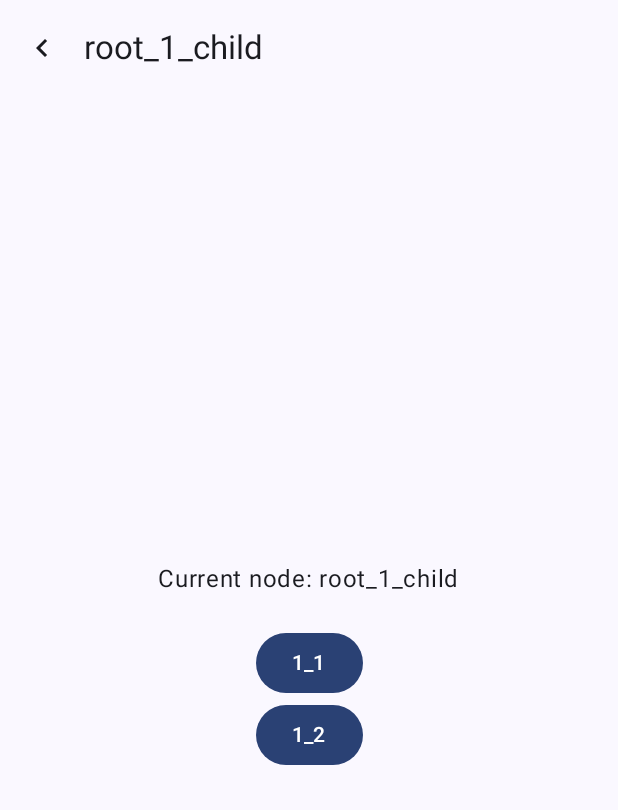
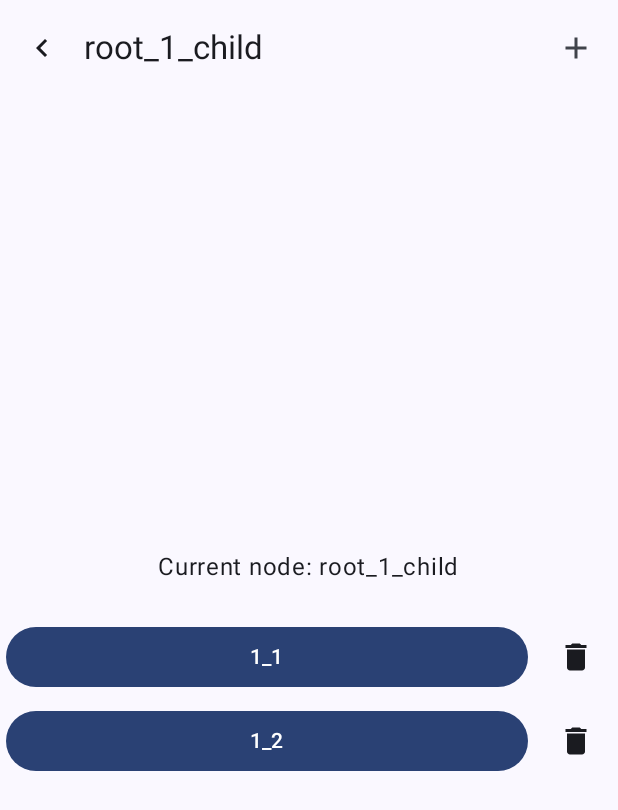
Before and after one commit to Yur4Arkhipov/DeNetTask, an Android app built with Jetpack Compose: the screen it shows after launch (MainActivity), after a tap on "root_1_child", on a phone screen of 412 x 824 dp. Shown: the top 810 px of the screen. Run offline under Robolectric (Android 15) with nearby library versions, the phone set to English and light mode, and no system bars.

Commit message:
[new-develop] logic for add and delete nodes

```diff
--- a/app/build.gradle.kts
+++ b/app/build.gradle.kts
@@ -3,6 +3,7 @@ plugins {
     alias(libs.plugins.kotlin.android)
     alias(libs.plugins.kotlin.compose)
     id("kotlinx-serialization")
+    id("com.google.devtools.ksp")
 }
 
 android {
@@ -52,6 +53,8 @@ dependencies {
     implementation(libs.androidx.material3)
     implementation(libs.androidx.navigation.compose)
     implementation(libs.kotlinx.serialization.json)
+    implementation("androidx.room:room-runtime:2.7.1")
+    ksp("androidx.room:room-compiler:2.7.1")
 
     testImplementation(libs.junit)
     androidTestImplementation(libs.androidx.junit)
--- a/app/src/main/java/com/example/danettask/MainActivity.kt
+++ b/app/src/main/java/com/example/danettask/MainActivity.kt
@@ -13,9 +13,7 @@ class MainActivity : ComponentActivity() {
         enableEdgeToEdge()
         setContent {
             DaNetTaskTheme {
-//                Scaffold(modifier = Modifier.fillMaxSize()) { innerPadding ->
                 Navigation()
-//                }
             }
         }
     }
--- a/app/src/main/java/com/example/danettask/data/TreeNode.kt
+++ b/app/src/main/java/com/example/danettask/data/TreeNode.kt
@@ -17,4 +17,9 @@ class TreeNode<T>(
         child.parent = this
         _children.add(child)
     }
+
+    fun removeChild(child: TreeNode<T>): Boolean {
+        child.parent = null
+        return _children.remove(child)
+    }
 }
--- a/app/src/main/java/com/example/danettask/ui/Navigation.kt
+++ b/app/src/main/java/com/example/danettask/ui/Navigation.kt
@@ -7,11 +7,11 @@ import androidx.navigation.compose.rememberNavController
 
 @Composable
 fun Navigation() {
-    val navController = rememberNavController()
+    val navHostController = rememberNavController()
 
     NavHost(
-        navController = navController,
-        startDestination = Routes.Tree(),
+        navController = navHostController,
+        startDestination = Routes.Tree("root"),
     ) {
         composable<Routes.Tree> { backStackEntry ->
             val nodePath = backStackEntry.arguments?.getString("nodePath") ?: "root"
@@ -19,13 +19,12 @@ fun Navigation() {
             TreeScreen(
                 nodePath = nodePath,
                 onNavigateToChild = { newPath ->
-                    navController.navigate(Routes.Tree(newPath))
+                    navHostController.navigate(Routes.Tree(newPath))
                 },
                 onBack = {
-                    navController.popBackStack()
+                    navHostController.popBackStack()
                 }
             )
         }
-
     }
 }
--- a/app/src/main/java/com/example/danettask/ui/TreeScreen.kt
+++ b/app/src/main/java/com/example/danettask/ui/TreeScreen.kt
@@ -2,23 +2,37 @@ package com.example.danettask.ui
 
 import androidx.compose.foundation.layout.Arrangement
 import androidx.compose.foundation.layout.Column
+import androidx.compose.foundation.layout.Row
 import androidx.compose.foundation.layout.Spacer
 import androidx.compose.foundation.layout.fillMaxSize
+import androidx.compose.foundation.layout.fillMaxWidth
 import androidx.compose.foundation.layout.height
 import androidx.compose.foundation.layout.padding
+import androidx.compose.foundation.layout.width
+import androidx.compose.material.icons.Icons
+import androidx.compose.material.icons.filled.Add
+import androidx.compose.material.icons.filled.Delete
+import androidx.compose.material3.AlertDialog
 import androidx.compose.material3.Button
 import androidx.compose.material3.ExperimentalMaterial3Api
 import androidx.compose.material3.Icon
 import androidx.compose.material3.IconButton
+import androidx.compose.material3.OutlinedTextField
 import androidx.compose.material3.Scaffold
 import androidx.compose.material3.Text
+import androidx.compose.material3.TextButton
 import androidx.compose.material3.TopAppBar
 import androidx.compose.runtime.Composable
+import androidx.compose.runtime.getValue
+import androidx.compose.runtime.mutableStateOf
+import androidx.compose.runtime.remember
+import androidx.compose.runtime.setValue
 import androidx.compose.ui.Alignment
 import androidx.compose.ui.Modifier
 import androidx.compose.ui.res.painterResource
 import androidx.compose.ui.unit.dp
 import com.example.danettask.R
+import com.example.danettask.data.TreeNode
 import com.example.danettask.data.TreeRepository
 import com.example.danettask.data.findNodeByPath
 
@@ -31,16 +45,33 @@ fun TreeScreen(
 ) {
     val root = TreeRepository.root
     val currentNode = root.findNodeByPath(nodePath)
+    var showAddDialog by remember { mutableStateOf(false) }
+    var showDeleteDialog by remember { mutableStateOf(false) }
+    var newNodeName by remember { mutableStateOf("") }
+    var nodeToDelete by remember { mutableStateOf<TreeNode<String>?>(null) }
 
     Scaffold(
         topBar = {
             TopAppBar(
-              title = { Text(text = currentNode?.name.toString()) },
+                title = { Text(text = currentNode?.name ?: "Unknown node") },
                 navigationIcon = {
                     if (nodePath != "root") {
+                        IconButton(onClick = onBack) {
+                            Icon(
+                                painter = painterResource(R.drawable.sharp_chevron_backward_24),
+                                contentDescription = null
+                            )
+                        }
+                    }
+                },
+                actions = {
                     IconButton(
-                          onClick = { onBack() }
-                      ) { Icon(painter = painterResource(R.drawable.sharp_chevron_backward_24), contentDescription = null) }
+                        onClick = { showAddDialog = true },
+                    ) {
+                        Icon(
+                            imageVector = Icons.Default.Add,
+                            contentDescription = null
+                        )
                     }
                 }
             )
@@ -53,24 +84,119 @@ fun TreeScreen(
                 .fillMaxSize()
                 .padding(innerPadding)
         ) {
-            Text("Current node: ${currentNode?.name}")
+            if (currentNode == null) {
+                Text("Node not found")
+            } else {
+                Text("Current node: ${currentNode.name}")
 
                 Spacer(Modifier.height(20.dp))
 
-            currentNode?.children?.forEach { child ->
+                if (currentNode.children.isEmpty()) {
+                    Text("No children")
+                } else {
+//                    currentNode.children.forEach { child ->
+//                        Button(
+//                            onClick = {
+//                                val newPath = "$nodePath/${child.name}"
+//                                onNavigateToChild(newPath)
+//                            }
+//                        ) {
+//                            Text(text = child.name)
+//                        }
+//                    }
+                    currentNode.children.forEach { child ->
+                        Row(
+                            verticalAlignment = Alignment.CenterVertically,
+                            modifier = Modifier.padding(4.dp)
+                        ) {
                             Button(
                                 onClick = {
                                     val newPath = "$nodePath/${child.name}"
                                     onNavigateToChild(newPath)
+                                },
+                                modifier = Modifier.weight(1f)
+                            ) {
+                                Text(child.name)
+                            }
+                            Spacer(Modifier.width(8.dp))
+                            IconButton(
+                                onClick = {
+                                    nodeToDelete = child
+                                    showDeleteDialog = true
                                 }
                             ) {
-                    Text(text = child.name)
-                }
-            }
-
-            if (currentNode?.children.isNullOrEmpty()) {
-                Text("No children")
+                                Icon(Icons.Default.Delete, contentDescription = "Delete")
                             }
                         }
                     }
                 }
+            }
+            if (showAddDialog && currentNode != null) {
+                AlertDialog(
+                    onDismissRequest = { showAddDialog = false },
+                    title = { Text("Add child") },
+                    text = {
+                        Column {
+                            Text("Parent: ${currentNode.name}")
+                            OutlinedTextField(
+                                value = newNodeName,
+                                onValueChange = { newNodeName = it },
+                                label = { Text("Node name") },
+                                singleLine = true,
+                                modifier = Modifier.fillMaxWidth()
+                            )
+                        }
+                    },
+                    confirmButton = {
+                        Button(
+                            onClick = {
+                                if (newNodeName.isNotBlank()) {
+                                    currentNode.addChild(TreeNode(newNodeName))
+                                    newNodeName = ""
+                                    showAddDialog = false
+                                }
+                            },
+                            enabled = newNodeName.isNotBlank()
+                        ) {
+                            Text("Add")
+                        }
+                    },
+                    dismissButton = {
+                        TextButton(onClick = { showAddDialog = false }) {
+                            Text("Cancel")
+                        }
+                    }
+                )
+            }
+            if (showDeleteDialog && nodeToDelete != null) {
+                AlertDialog(
+                    onDismissRequest = {
+                        showDeleteDialog = false
+                        nodeToDelete = null
+                    },
+                    title = { Text("Confirm Deletion") },
+                    text = { Text("Delete node '${nodeToDelete?.name}'?") },
+                    confirmButton = {
+                        Button(
+                            onClick = {
+                                currentNode?.removeChild(nodeToDelete!!)
+                                showDeleteDialog = false
+                                nodeToDelete = null
+                            }
+                        ) {
+                            Text("Delete")
+                        }
+                    },
+                    dismissButton = {
+                        TextButton(onClick = {
+                            showDeleteDialog = false
+                            nodeToDelete = null
+                        }) {
+                            Text("Cancel")
+                        }
+                    }
+                )
+            }
+        }
+    }
+}
--- a/app/src/main/java/com/example/danettask/ui/routes.kt
+++ b/app/src/main/java/com/example/danettask/ui/routes.kt
@@ -5,5 +5,5 @@ import kotlinx.serialization.Serializable
 @Serializable
 sealed class Routes {
     @Serializable
-    data class Tree(val nodePath: String = "root") : Routes()
+    data class Tree(val nodePath: String) : Routes()
 }
--- a/build.gradle.kts
+++ b/build.gradle.kts
@@ -4,4 +4,5 @@ plugins {
     alias(libs.plugins.kotlin.android) apply false
     alias(libs.plugins.kotlin.compose) apply false
     kotlin("plugin.serialization") version "2.1.20"
+    id("com.google.devtools.ksp") version "2.0.21-1.0.27" apply false
 }
```
Also changed, not shown: 1 other file. Lines whose indentation alone changed are shown as unchanged.
